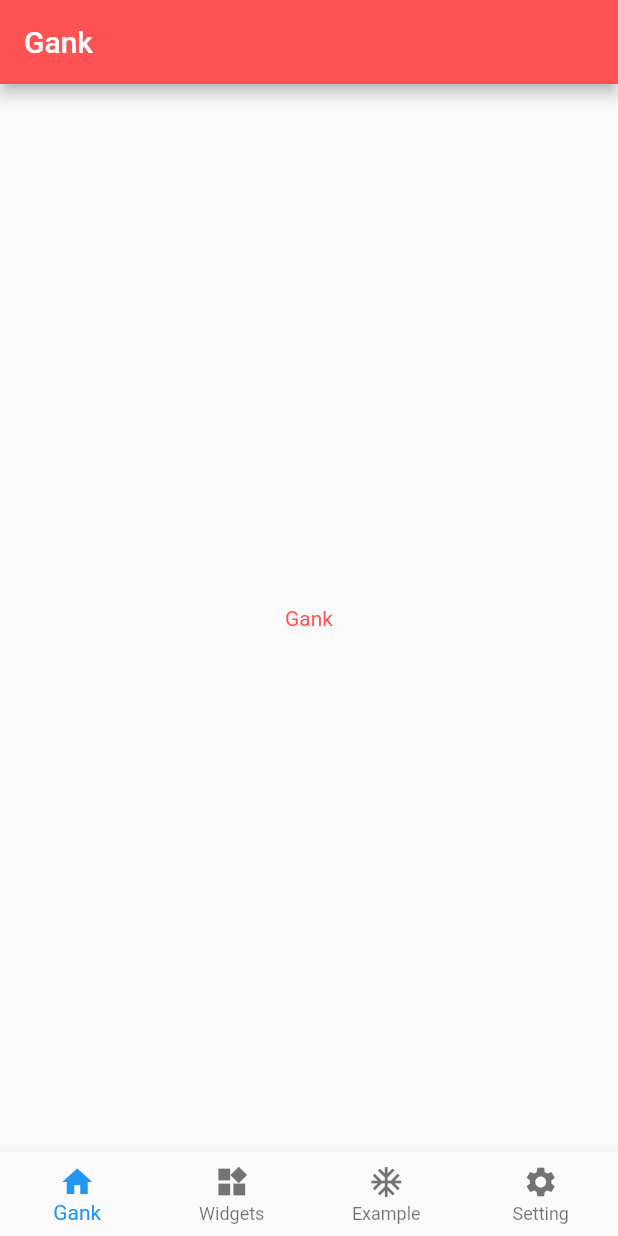
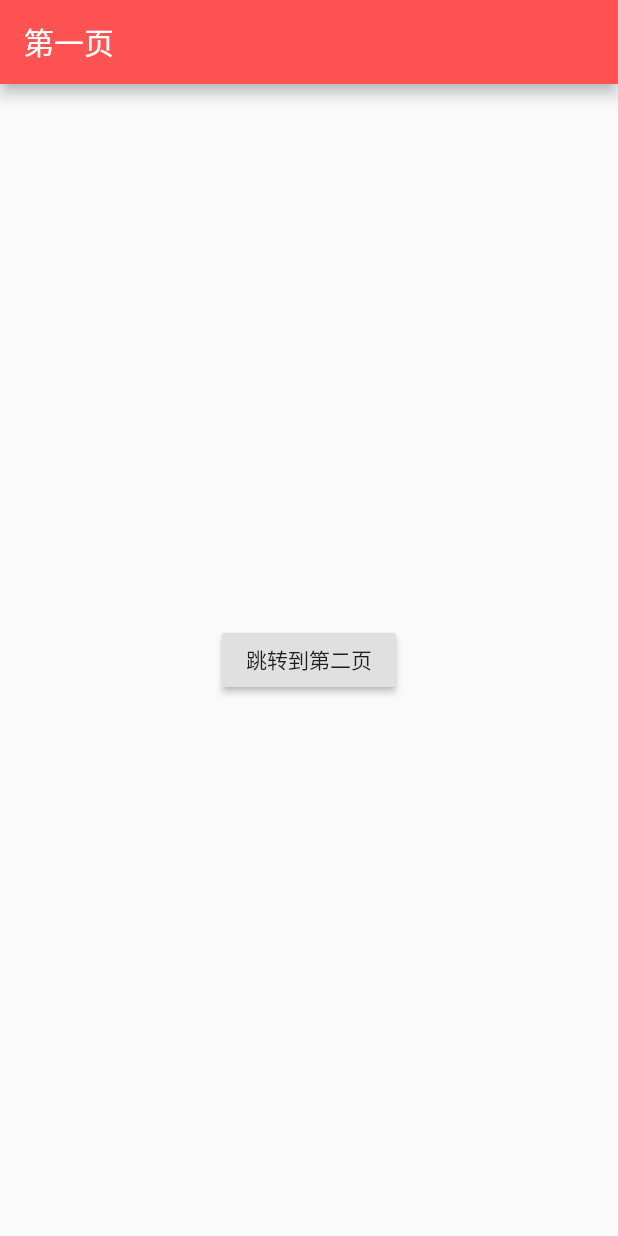
Before and after one commit to huangsir0/flutter_weekly, a Flutter app: the screen it shows after launch, on a phone screen of 412 x 824 dp. Run offline on Flutter 3.47's test engine with Material 2 defaults, Android fonts, the light colour scheme and no system bars; our stand-ins replace cached_network_image, dio, flutter_redux, flutter_swiper, palette_generator, redux and 3 more.

Commit message:
国际化准备提交

```diff
--- a/lib/examples/materialapp_example/materialapp.dart
+++ b/lib/examples/materialapp_example/materialapp.dart
@@ -5,15 +5,55 @@ class MaterialMyApp extends StatelessWidget {
   @override
   Widget build(BuildContext context) {
     return MaterialApp(
-      title: "MaterialApp",
+      title: "我是Flutter标题",
+      routes: <String,WidgetBuilder>{
+        "/first":(BuildContext context)=>FirstPage(),
+        "/second":(BuildContext context)=>SecondPage()
+      },
       theme: ThemeData(
         primaryColor: Colors.redAccent,
       ),
-      home:MyHomePage(),
+      home:/*Center(
+        child: Text("Hello Flutter",style: TextStyle(fontSize: 20),),
+      )*/FirstPage()
+     ,
+      debugShowMaterialGrid: false,
     );
   }
 }
 
+
+class FirstPage extends StatelessWidget {
+  @override
+  Widget build(BuildContext context) {
+    return Scaffold(
+      appBar: AppBar(
+        title: Text("第一页"),
+      ),
+      body: Center(
+        child: RaisedButton(onPressed:(){
+          Navigator.pushNamed(context, '/second');
+        },child: Text("跳转到第二页"),),
+      ),
+    );
+  }
+}
+
+class SecondPage extends StatelessWidget {
+  @override
+  Widget build(BuildContext context) {
+    return Scaffold(
+      appBar: AppBar(
+        title: Text("第二页"),
+      ),
+      body: Center(
+        child: RaisedButton(onPressed:(){
+          Navigator.of(context).pop(context);
+        },child: Text("返回到第一页"),),
+      ),
+    );
+  }
+}
 
 ///
 /// 主页
```
